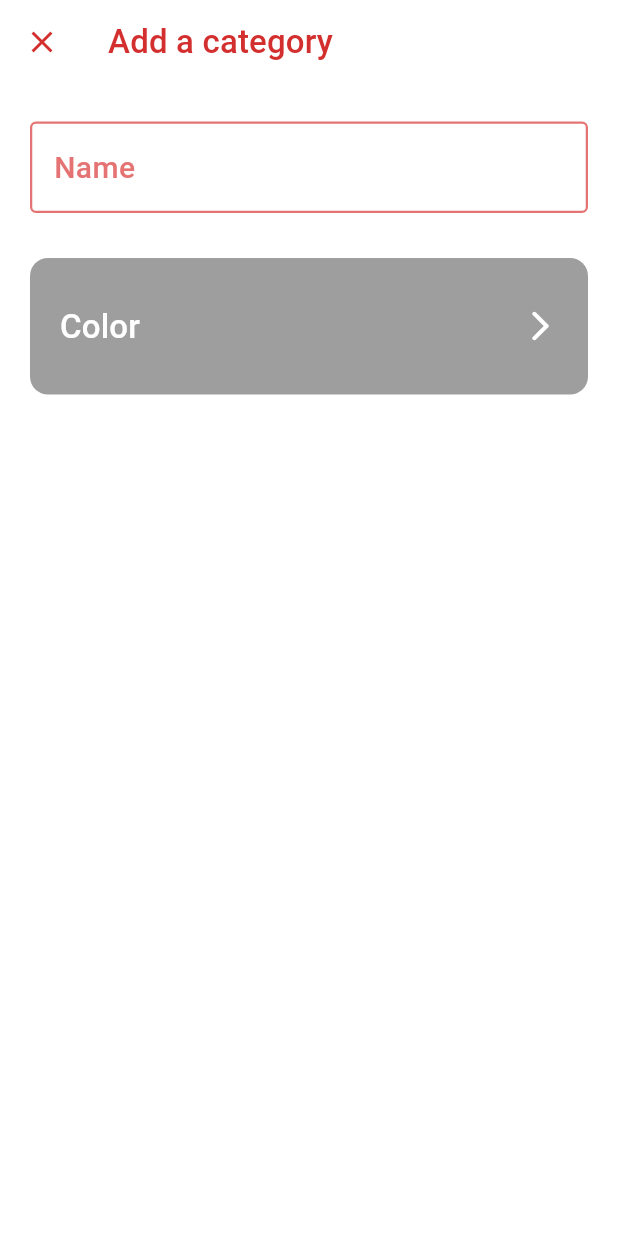
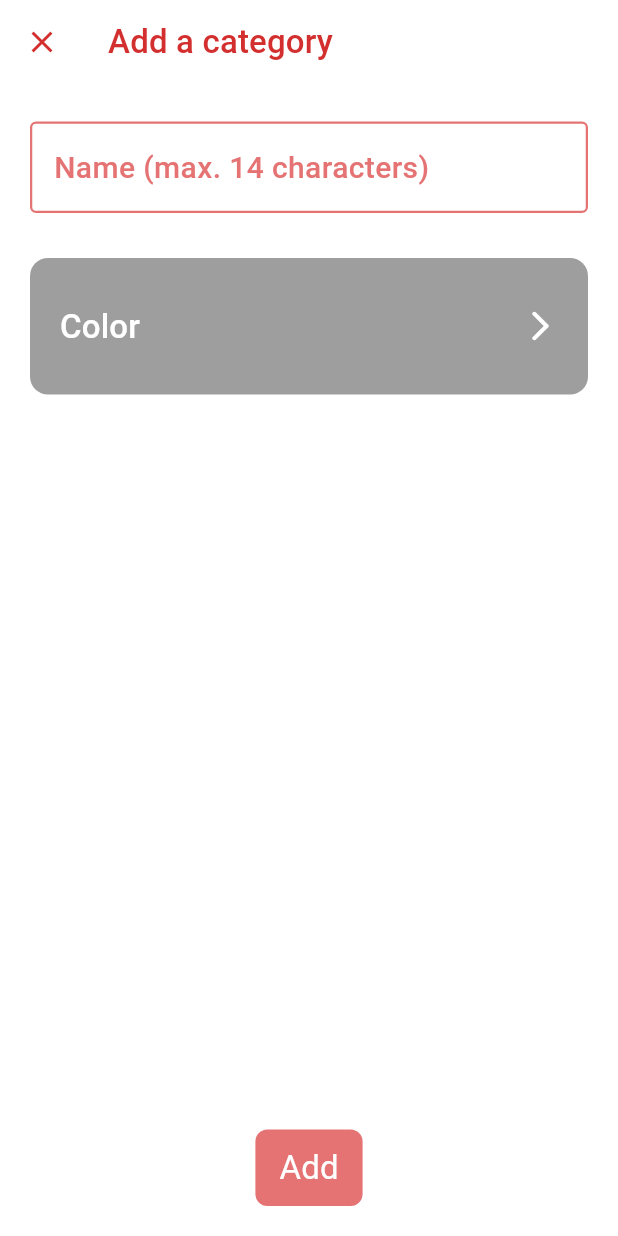
Before and after one commit to mairovitzmario/budget_app_flutter, a Flutter app: the AddCategoryPage screen opened directly, on a phone screen of 412 x 824 dp. Run offline on Flutter 3.47's test engine with Material 3 defaults, Android fonts, the phone set to English and light mode, and no system bars; our stand-ins replace fl_chart, percent_indicator; missing offline and left inert: flex_color_picker.

```diff
--- a/lib/pages/secondary/add_category_page.dart
+++ b/lib/pages/secondary/add_category_page.dart
@@ -1,7 +1,11 @@
+import 'package:budget/logic/models/category.dart';
+import 'package:budget/logic/providers/categories_provider.dart';
 import 'package:budget/theme.dart';
 import 'package:budget/widgets/appbar_secondary.dart';
+import 'package:budget/widgets/lockable_add_button.dart';
 import 'package:flex_color_picker/flex_color_picker.dart';
 import 'package:flutter/material.dart';
+import 'package:provider/provider.dart';
 
 class AddCategoryPage extends StatefulWidget {
   const AddCategoryPage({super.key});
@@ -12,7 +16,21 @@ class AddCategoryPage extends StatefulWidget {
 
 class _AddCategoryPageState extends State<AddCategoryPage> {
   final TextEditingController _nameController = TextEditingController();
-  Color screenPickerColor = Colors.grey;
+  bool _isFormCompleted = false;
+  Color selectedColor = Colors.grey;
+
+  @override
+  void initState() {
+    super.initState();
+    _nameController.addListener(_validateForm);
+  }
+
+  @override
+  void dispose() {
+    _nameController.dispose();
+    super.dispose();
+  }
+
   @override
   Widget build(BuildContext context) {
     return Scaffold(
@@ -29,47 +47,60 @@ class _AddCategoryPageState extends State<AddCategoryPage> {
                 const SizedBox(height: 15),
                 _buildNameField(context),
                 const SizedBox(height: 30),
-                GestureDetector(
+                _buildColorField(context),
+              ],
+            ),
+            Column(
+              children: [
+                LockableAddButton(
+                    isLocked: _isFormCompleted,
+                    onPressedFunc: () => _addCategory()),
+                const SizedBox(
+                  height: 10,
+                ),
+              ],
+            ),
+          ],
+        ),
+      ),
+    );
+  }
+
+  void _addCategory() {
+    context.read<CategoriesProvider>().addCategory(
+          Category(name: _nameController.text, color: selectedColor),
+        );
+    Navigator.of(context).pop();
+  }
+
+  void _validateForm() {
+    // IF FORM IS VALID, BUTTON WILL BE ACTIVATED
+    setState(() {
+      _isFormCompleted =
+          _nameController.text.isNotEmpty && _nameController.text.length <= 14;
+    });
+  }
+
+  GestureDetector _buildColorField(BuildContext context) {
+    return GestureDetector(
       onTap: () => _buildColorPicker(context),
       child: Container(
         padding: EdgeInsets.symmetric(vertical: 30, horizontal: 20),
         decoration: BoxDecoration(
-                        borderRadius: BorderRadius.circular(12),
-                        color: screenPickerColor),
+            borderRadius: BorderRadius.circular(12), color: selectedColor),
         child: Row(
           mainAxisAlignment: MainAxisAlignment.spaceBetween,
           children: [
             Text(
               'Color',
-                          style: Theme.of(context)
-                              .textTheme
-                              .titleSmall
-                              ?.copyWith(
-                                color:
-                                    screenPickerColor.computeLuminance() <= 0.5
-                                        ? Colors.white
-                                        : Colors.black,
+              style: Theme.of(context).textTheme.titleSmall?.copyWith(
+                    color: getAdaptiveColor(selectedColor),
                   ),
             ),
             Icon(
               Icons.arrow_forward_ios_rounded,
-                          color: screenPickerColor.computeLuminance() <= 0.5
-                              ? Colors.white
-                              : Colors.black,
+              color: getAdaptiveColor(selectedColor),
             )
-                      ],
-                    ),
-                  ),
-                )
-              ],
-            ),
-            const Column(
-              children: [
-                SizedBox(
-                  height: 10,
-                ),
-              ],
-            ),
           ],
         ),
       ),
@@ -84,7 +115,7 @@ class _AddCategoryPageState extends State<AddCategoryPage> {
           height: 450,
           child: ColorPicker(
             // Use the screenPickerColor as start and active color.
-            color: screenPickerColor,
+            color: selectedColor,
             pickersEnabled: const <ColorPickerType, bool>{
               ColorPickerType.both: false,
               ColorPickerType.primary: true,
@@ -96,7 +127,7 @@ class _AddCategoryPageState extends State<AddCategoryPage> {
             },
             // Update the screenPickerColor using the callback.
             onColorChanged: (Color color) =>
-                setState(() => screenPickerColor = color),
+                setState(() => selectedColor = color),
             width: 44,
             height: 44,
             borderRadius: 22,
@@ -128,7 +159,8 @@ class _AddCategoryPageState extends State<AddCategoryPage> {
           .textTheme
           .bodyMedium
           ?.copyWith(color: Theme.of(context).colorScheme.primary),
-      decoration: buildTextFieldInputDecoration(context, 'Name'),
+      decoration:
+          buildTextFieldInputDecoration(context, 'Name (max. 14 characters)'),
     );
   }
 }
--- a/lib/pages/secondary/add_expense_page.dart
+++ b/lib/pages/secondary/add_expense_page.dart
@@ -72,7 +72,7 @@ class _AddExpensePageState extends State<AddExpensePage> {
               children: [
                 LockableAddButton(
                     isLocked: _isFormCompleted, onPressedFunc: _addItem),
-                SizedBox(
+                const SizedBox(
                   height: 10,
                 ),
               ],
--- a/lib/theme.dart
+++ b/lib/theme.dart
@@ -68,3 +68,10 @@ InputDecoration buildTextFieldInputDecoration(
     ),
   );
 }
+
+Color getAdaptiveColor(Color backgroundColor) {
+  if (backgroundColor.computeLuminance() <= 0.5) {
+    return Colors.white;
+  } else
+    return Colors.black;
+}
```
Also changed, not shown: lib/logic/models/category.dart (+8 -0 lines), lib/logic/providers/categories_provider.dart (+17 -8 lines), lib/pages/primary/dashboard_page.dart (+10 -2 lines), lib/widgets/category_card_big.dart (renamed from lib/widgets/CategoryCard.dart, +5 -8 lines), lib/widgets/category_card_small.dart (added, +43 -0 lines), lib/widgets/indicator.dart (added, +43 -0 lines), lib/widgets/pie_chart.dart (added, +85 -0 lines). Lines whose indentation alone changed are shown as unchanged.
